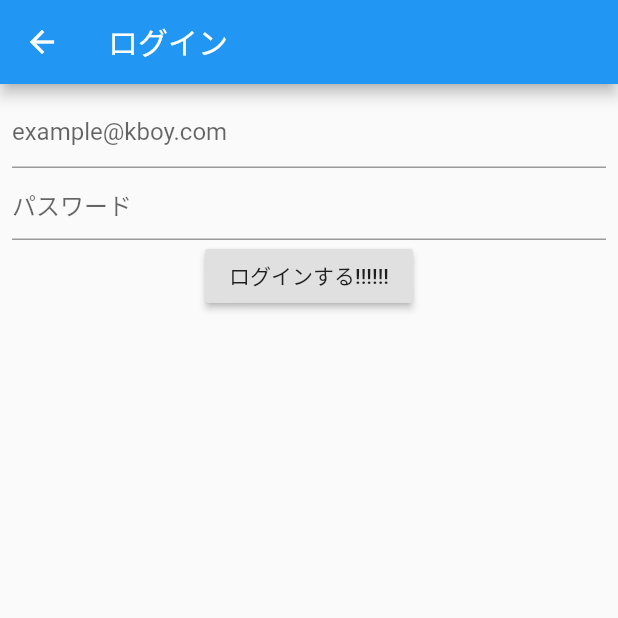
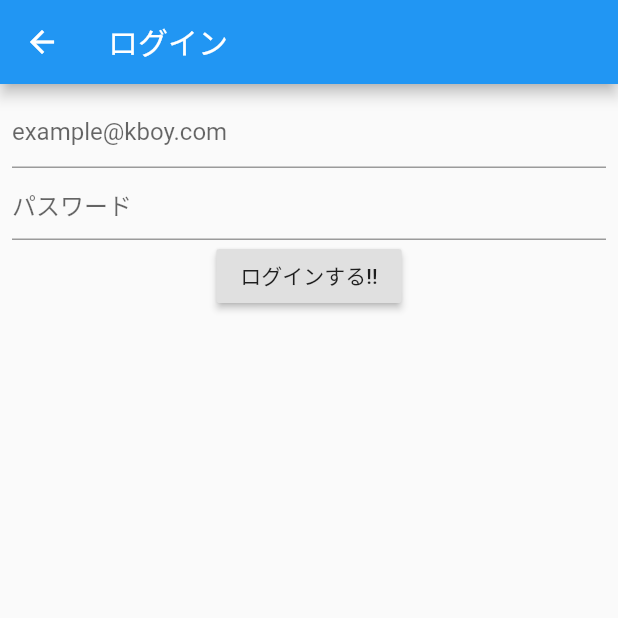
Before and after one commit to RightonSK/coriander, a Flutter app: the screen it shows after launch, after a tap on "ログイン", on a phone screen of 412 x 824 dp, the top half of it. Run offline on Flutter 3.47's test engine with Material 2 defaults, Android fonts, the phone set to English and light mode, and no system bars; our stand-ins replace cloud_firestore, firebase_auth; accounts and stored records are empty.

Commit message:
テスト

```diff
--- a/lib/login/login_page.dart
+++ b/lib/login/login_page.dart
@@ -40,7 +40,7 @@ class LoginPage extends StatelessWidget {
                     },
                   ),
                   RaisedButton(
-                    child: Text('ログインする!!!!!!'),
+                    child: Text('ログインする!!'),
                     onPressed: () async {
                       try {
                         await model.login();
```
